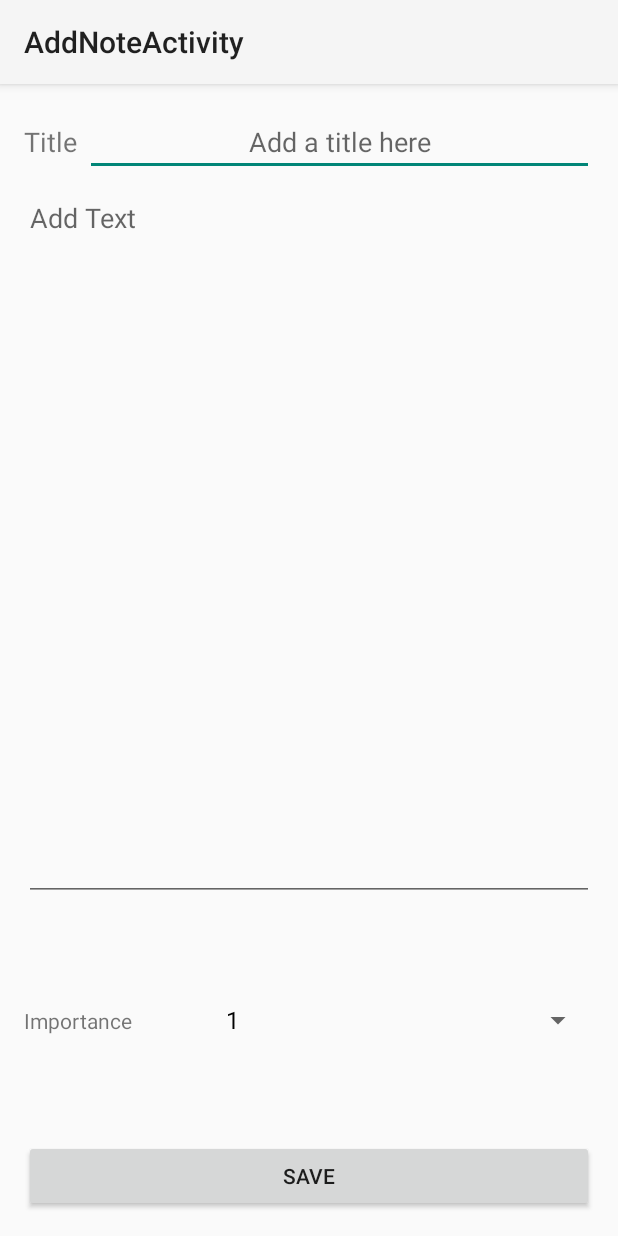
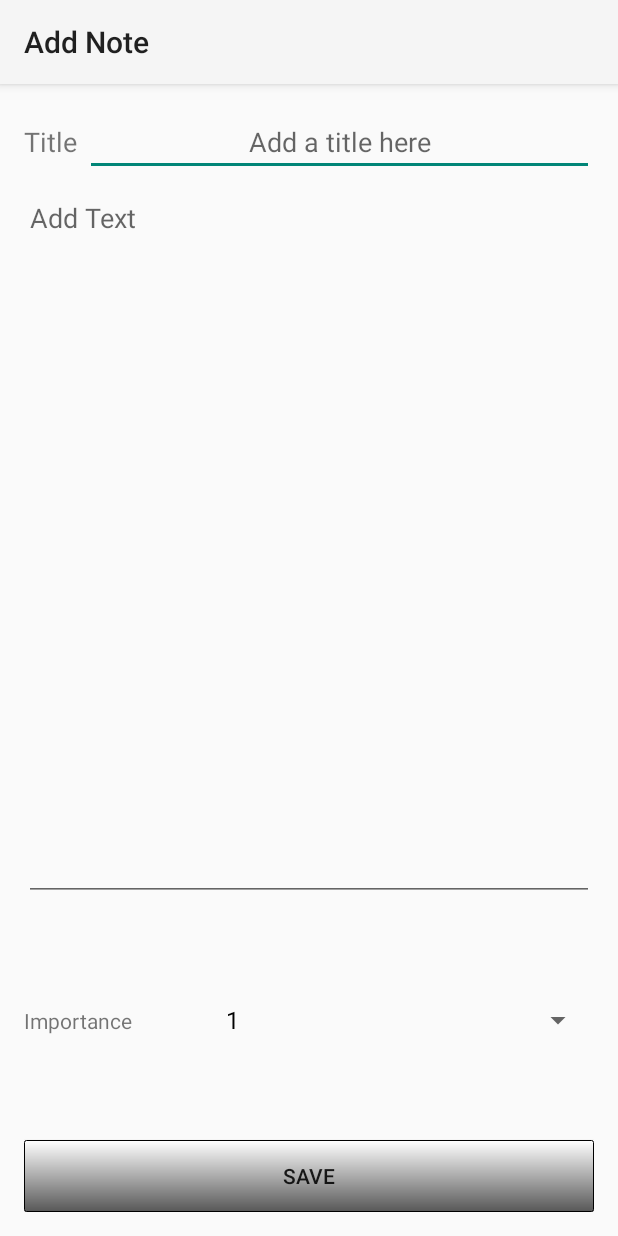
Before and after one commit to Dakstraede/SimpleNotes, an Android app: the screen it shows after launch (AddNoteActivity), after a tap on "ADD NOTE", on a phone screen of 412 x 824 dp. Run offline under Robolectric (Android 15) with nearby library versions, the phone set to English and light mode, and no system bars.

Commit message:
Progress bar fix, buttons skin, minor fixes

```diff
--- a/app/src/main/AndroidManifest.xml
+++ b/app/src/main/AndroidManifest.xml
@@ -30,7 +30,7 @@
             android:parentActivityName=".MainActivity" >
             <meta-data
                 android:name="android.support.PARENT_ACTIVITY"
-                android:value="com.gp19.esgi.simplenotes.MainActivity" />
+                android:value=".MainActivity" />
         </activity>
     </application>
 
--- a/app/src/main/java/com/gp19/esgi/simplenotes/EndlessNoteListView.java
+++ b/app/src/main/java/com/gp19/esgi/simplenotes/EndlessNoteListView.java
@@ -65,6 +65,10 @@ public class EndlessNoteListView extends ListView implements AbsListView.OnScrol
         this.addFooterView(footer);
     }
 
+    public void unsetLoadingView(){
+        this.removeFooterView(footer);
+    }
+
     public void setAdapter(EndlessAdapter adapter){
         super.setAdapter(adapter);
         this.adapter = adapter;
--- a/app/src/main/java/com/gp19/esgi/simplenotes/MainActivity.java
+++ b/app/src/main/java/com/gp19/esgi/simplenotes/MainActivity.java
@@ -23,17 +23,15 @@ import com.gp19.esgi.simplenotes.loader.SQLiteNoteDataLoader;
 
 public class MainActivity extends Activity implements EndlessNoteListView.EndlessListener, SearchView.OnQueryTextListener,SearchView.OnCloseListener, LoaderManager.LoaderCallbacks<List<?>>, AdapterView.OnItemSelectedListener{
     private static final int LOADER_ID = 1;
-    private final static int ITEM_PER_REQUEST = 3;
+    private final static int ITEM_PER_REQUEST = 7;
     public final static String MY_NOTE = "MY_NOTE";
     private SQLiteDatabase sqLiteDatabase;
     private NoteDataSource noteDataSource;
     private DBHelper helper;
-    private SearchView searchView;
     EndlessNoteListView listView;
     private EndlessAdapter adapter;
     private int last;
     private List<Note> l;
-    private Spinner spinner;
     private boolean checkedArchived;
     private int nbarch = 0;
 
@@ -51,10 +49,10 @@ public class MainActivity extends Activity implements EndlessNoteListView.Endles
         listView.setAdapter(adapter);
         listView.setListener(this);
         listView.setChoiceMode(ListView.CHOICE_MODE_SINGLE);
-        searchView = (SearchView) findViewById(R.id.searchView);
+        SearchView searchView = (SearchView) findViewById(R.id.searchView);
         searchView.setOnQueryTextListener(this);
         searchView.setOnCloseListener(this);
-        spinner = (Spinner) findViewById(R.id.sort_spinner);
+        Spinner spinner = (Spinner) findViewById(R.id.sort_spinner);
         spinner.setOnItemSelectedListener(this);
         getLoaderManager().initLoader(LOADER_ID, null, this);
         CheckBox checkBox = (CheckBox) findViewById(R.id.checkBox);
@@ -72,7 +70,7 @@ public class MainActivity extends Activity implements EndlessNoteListView.Endles
             @Override
             public void onItemClick(AdapterView<?> parent, View view, int position, long id) {
                 Intent intent = new Intent(MainActivity.this, EditNoteActivity.class);
-                intent.putExtra(MY_NOTE, (Note)adapter.getItem(position));
+                intent.putExtra(MY_NOTE, (Note) adapter.getItem(position));
                 startActivity(intent);
             }
         });
@@ -173,7 +171,7 @@ public class MainActivity extends Activity implements EndlessNoteListView.Endles
         {
             List<Note> li = new ArrayList<Note>();
             int i;
-            for(i = last; i < last + ITEM_PER_REQUEST -1 && i < l.size(); i++)
+            for(i = last; i <= last + ITEM_PER_REQUEST && i < l.size(); i++)
             {
                 if (l.get(i).isArchived() && checkedArchived || !l.get(i).isArchived()) {
                     li.add(l.get(i));
@@ -182,6 +180,7 @@ public class MainActivity extends Activity implements EndlessNoteListView.Endles
             last = i;
             listView.addNewData(li);
         }
+        listView.unsetLoadingView();
     }
 
     @Override
--- /dev/null
+++ b/app/src/main/res/drawable/add_button.xml
@@ -0,0 +1,9 @@
+<?xml version="1.0" encoding="utf-8"?>
+<shape xmlns:android="http://schemas.android.com/apk/res/android"
+    android:shape="rectangle">
+    <gradient android:startColor="#FFFFFF"
+        android:endColor="#FF585858"
+        android:angle="270" />
+    <corners android:radius="1dp" />
+    <stroke android:width="1px" android:color="#000000" />
+</shape>
--- a/app/src/main/res/layout/activity_add_note.xml
+++ b/app/src/main/res/layout/activity_add_note.xml
@@ -69,5 +69,6 @@
         android:layout_width="match_parent"
         android:layout_height="wrap_content"
         android:text="@string/button_save"
+        android:background="@drawable/add_button"
         android:onClick="saveNote"/>
 </LinearLayout>
--- a/app/src/main/res/layout/activity_edit_note.xml
+++ b/app/src/main/res/layout/activity_edit_note.xml
@@ -93,6 +93,7 @@
             android:layout_height="wrap_content"
             android:id="@+id/save_button"
             android:text="@string/save_button"
+            android:background="@drawable/add_button"
             android:layout_marginStart="15dp"
             android:layout_marginLeft="15dp"
             android:onClick="saveNote"/>
@@ -102,6 +103,7 @@
             android:layout_width="wrap_content"
             android:layout_height="wrap_content"
             android:text="@string/remove_button"
+            android:background="@drawable/add_button"
             android:id="@+id/button2"
             android:layout_marginStart="15dp"
             android:layout_marginLeft="15dp"
--- a/app/src/main/res/layout/activity_main.xml
+++ b/app/src/main/res/layout/activity_main.xml
@@ -15,7 +15,7 @@
             android:layout_width="match_parent"
             android:layout_height="match_parent"
             android:text="@string/action_addNote"
-            android:background="#ff7e7e7e"
+            android:background="@drawable/add_button"
             android:textStyle="italic"
             android:typeface="normal"
             android:onClick="addNote"/>
--- a/app/src/main/res/values/strings.xml
+++ b/app/src/main/res/values/strings.xml
@@ -6,7 +6,7 @@
     <string name="main_search_placeholder">Search</string>
     <string name="search_hint">Search notes from list</string>
     <string name="action_addNote">Add Note</string>
-    <string name="title_activity_add_note">AddNoteActivity</string>
+    <string name="title_activity_add_note">Add Note</string>
     <string name="note_title">Title</string>
     <string name="note_title_hint">Add a title here</string>
     <string name="note_content_hint">Add Text</string>
@@ -27,5 +27,5 @@
         <item>Last modidification date</item>
         <item>Importance</item>
     </string-array>
-    <string name="title_activity_edit_note">EditNoteActivity</string>
+    <string name="title_activity_edit_note">Edit Note</string>
 </resources>
```
Also changed, not shown: app/src/main/res/menu/menu_main.xml (deleted, +0 -9 lines).
